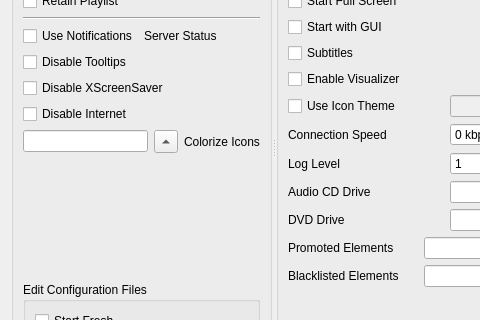
Before: the Qt Designer form code/settings/ui/settings.ui in andrew-bibb/mbmp, drawn with Qt 5; both pictures show x 0 to 480 and y 101 to 421 of the 601 by 523 pixel window.
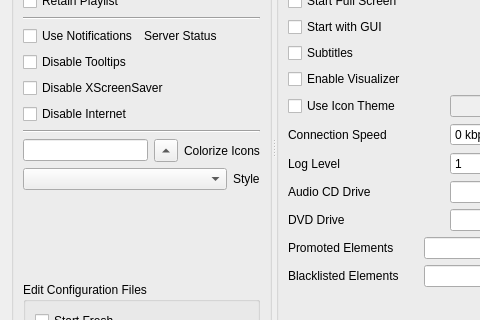
After: the same form once the commit is applied.

What changed in the file:
```diff
--- a/code/settings/ui/settings.ui
+++ b/code/settings/ui/settings.ui
@@ -130,7 +130,7 @@
          </property>
         </widget>
        </item>
-       <item row="9" column="0">
+       <item row="12" column="0">
         <spacer name="verticalSpacer">
          <property name="orientation">
           <enum>Qt::Vertical</enum>
@@ -143,7 +143,7 @@
          </property>
         </spacer>
        </item>
-       <item row="10" column="0">
+       <item row="13" column="0">
         <widget class="QGroupBox" name="groupBox_edit">
          <property name="whatsThis">
           <string>&lt;html&gt;&lt;head/&gt;&lt;body&gt;&lt;p&gt;Edit the user copy of the &lt;span style=&quot; font-weight:600;&quot;&gt;mbmp.keys&lt;/span&gt; and&lt;span style=&quot; font-weight:600;&quot;&gt; mbmp.icon&lt;/span&gt; files. &lt;/p&gt;&lt;p&gt;This uses xdg-open and if there mime type for text/plain found the controls will be disabled.&lt;/p&gt;&lt;/body&gt;&lt;/html&gt;</string>
@@ -179,7 +179,7 @@
          </layout>
         </widget>
        </item>
-       <item row="8" column="0">
+       <item row="9" column="0">
         <layout class="QHBoxLayout" name="horizontalLayout">
          <item>
           <widget class="QLineEdit" name="lineEdit_colorize">
@@ -203,6 +203,9 @@
          </item>
          <item>
           <widget class="QLabel" name="label__colorize">
+           <property name="whatsThis">
+            <string>&lt;html&gt;&lt;head/&gt;&lt;body&gt;&lt;p&gt;Internal icons are meant to be colorized.  Enter the color you want in the box at the left or select the button to open a color selection dialog box. &lt;/p&gt;&lt;/body&gt;&lt;/html&gt;</string>
+           </property>
            <property name="text">
             <string>Colorize Icons</string>
            </property>
@@ -220,6 +223,40 @@
          </property>
         </widget>
        </item>
+       <item row="10" column="0">
+        <layout class="QHBoxLayout" name="horizontalLayout_3">
+         <item>
+          <widget class="QComboBox" name="comboBox_style">
+           <property name="sizePolicy">
+            <sizepolicy hsizetype="Preferred" vsizetype="Fixed">
+             <horstretch>1</horstretch>
+             <verstretch>0</verstretch>
+            </sizepolicy>
+           </property>
+           <property name="whatsThis">
+            <string>&lt;html&gt;&lt;head/&gt;&lt;body&gt;&lt;p&gt;&lt;br/&gt;&lt;/p&gt;&lt;/body&gt;&lt;/html&gt;</string>
+           </property>
+          </widget>
+         </item>
+         <item>
+          <widget class="QLabel" name="label_style">
+           <property name="whatsThis">
+            <string>&lt;html&gt;&lt;head/&gt;&lt;body&gt;&lt;p&gt;Select a style for the GUI elements.&lt;/p&gt;&lt;p&gt;A style change will only take effect after MBMP is restarted.&lt;/p&gt;&lt;/body&gt;&lt;/html&gt;</string>
+           </property>
+           <property name="text">
+            <string>Style</string>
+           </property>
+          </widget>
+         </item>
+        </layout>
+       </item>
+       <item row="8" column="0">
+        <widget class="Line" name="line_2">
+         <property name="orientation">
+          <enum>Qt::Horizontal</enum>
+         </property>
+        </widget>
+       </item>
       </layout>
      </widget>
      <widget class="QGroupBox" name="groupBox_startoptions">
```
